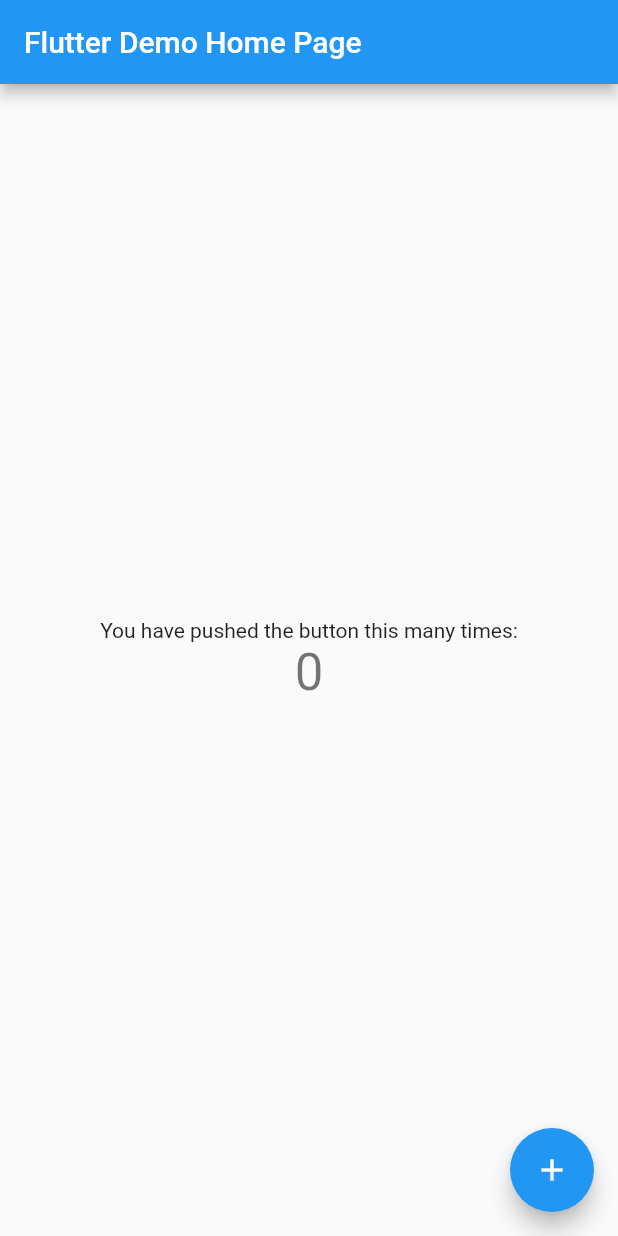
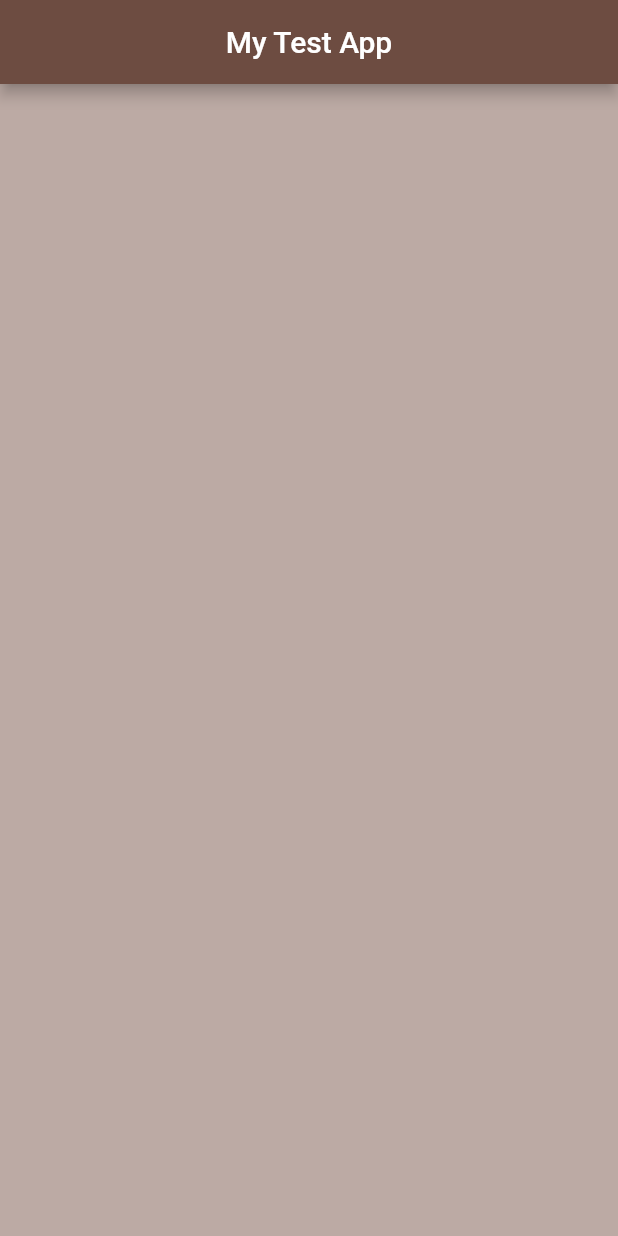
Before and after one commit to faseeh1999/test_app, a Flutter app: the screen it shows after launch, on a phone screen of 412 x 824 dp. Run offline on Flutter 3.47's test engine with Material 2 defaults, Android fonts, the phone set to English and light mode, and no system bars.

Commit message:
Simple Scaffold Class
2nd Commit

```diff
--- a/lib/main.dart
+++ b/lib/main.dart
@@ -1,118 +1,24 @@
 import 'package:flutter/material.dart';
 
 void main() {
-  runApp(MyApp());
+  runApp(MaterialApp(
+    home: Home(),
+    debugShowCheckedModeBanner: false,
+  ));
 }
 
-class MyApp extends StatelessWidget {
-  // This widget is the root of your application.
+class Home extends StatelessWidget {
   @override
   Widget build(BuildContext context) {
-    return MaterialApp(
-      debugShowCheckedModeBanner: false,
-      title: 'Flutter Demo',
-      theme: ThemeData(
-        // This is the theme of your application.
-        //
-        // Try running your application with "flutter run". You'll see the
-        // application has a blue toolbar. Then, without quitting the app, try
-        // changing the primarySwatch below to Colors.green and then invoke
-        // "hot reload" (press "r" in the console where you ran "flutter run",
-        // or simply save your changes to "hot reload" in a Flutter IDE).
-        // Notice that the counter didn't reset back to zero; the application
-        // is not restarted.
-        primarySwatch: Colors.blue,
-        // This makes the visual density adapt to the platform that you run
-        // the app on. For desktop platforms, the controls will be smaller and
-        // closer together (more dense) than on mobile platforms.
-        visualDensity: VisualDensity.adaptivePlatformDensity,
+    return Container(
+      child: Scaffold(
+        backgroundColor: Colors.brown[200],
+        appBar: AppBar(
+          backgroundColor: Colors.brown[600],
+          title: Text("My Test App"),
+          centerTitle: true,
+        ),
       ),
-      home: MyHomePage(title: 'Flutter Demo Home Page'),
     );
   }
 }
-
-class MyHomePage extends StatefulWidget {
-  MyHomePage({Key key, this.title}) : super(key: key);
-
-  // This widget is the home page of your application. It is stateful, meaning
-  // that it has a State object (defined below) that contains fields that affect
-  // how it looks.
-
-  // This class is the configuration for the state. It holds the values (in this
-  // case the title) provided by the parent (in this case the App widget) and
-  // used by the build method of the State. Fields in a Widget subclass are
-  // always marked "final".
-
-  final String title;
-
-  @override
-  _MyHomePageState createState() => _MyHomePageState();
-}
-
-class _MyHomePageState extends State<MyHomePage> {
-  int _counter = 0;
-
-  void _incrementCounter() {
-    setState(() {
-      // This call to setState tells the Flutter framework that something has
-      // changed in this State, which causes it to rerun the build method below
-      // so that the display can reflect the updated values. If we changed
-      // _counter without calling setState(), then the build method would not be
-      // called again, and so nothing would appear to happen.
-      _counter++;
-    });
-  }
-
-  @override
-  Widget build(BuildContext context) {
-    // This method is rerun every time setState is called, for instance as done
-    // by the _incrementCounter method above.
-    //
-    // The Flutter framework has been optimized to make rerunning build methods
-    // fast, so that you can just rebuild anything that needs updating rather
-    // than having to individually change instances of widgets.
-    return Scaffold(
-      appBar: AppBar(
-        // Here we take the value from the MyHomePage object that was created by
-        // the App.build method, and use it to set our appbar title.
-        title: Text(widget.title),
-      ),
-      body: Center(
-        // Center is a layout widget. It takes a single child and positions it
-        // in the middle of the parent.
-        child: Column(
-          // Column is also a layout widget. It takes a list of children and
-          // arranges them vertically. By default, it sizes itself to fit its
-          // children horizontally, and tries to be as tall as its parent.
-          //
-          // Invoke "debug painting" (press "p" in the console, choose the
-          // "Toggle Debug Paint" action from the Flutter Inspector in Android
-          // Studio, or the "Toggle Debug Paint" command in Visual Studio Code)
-          // to see the wireframe for each widget.
-          //
-          // Column has various properties to control how it sizes itself and
-          // how it positions its children. Here we use mainAxisAlignment to
-          // center the children vertically; the main axis here is the vertical
-          // axis because Columns are vertical (the cross axis would be
-          // horizontal).
-          mainAxisAlignment: MainAxisAlignment.center,
-          children: <Widget>[
-            Text(
-              'You have pushed the button this many times:',
-            ),
-            Text(
-              '$_counter',
-              style: Theme.of(context).textTheme.headline4,
-            ),
-          ],
-        ),
-      ),
-      floatingActionButton: FloatingActionButton(
-        onPressed: _incrementCounter,
-        tooltip: 'Increment',
-        child: Icon(Icons.add),
-      ), // This trailing comma makes auto-formatting nicer for build methods.
-    );
-  }
-}
```
Also changed, not shown: 1 other file.
